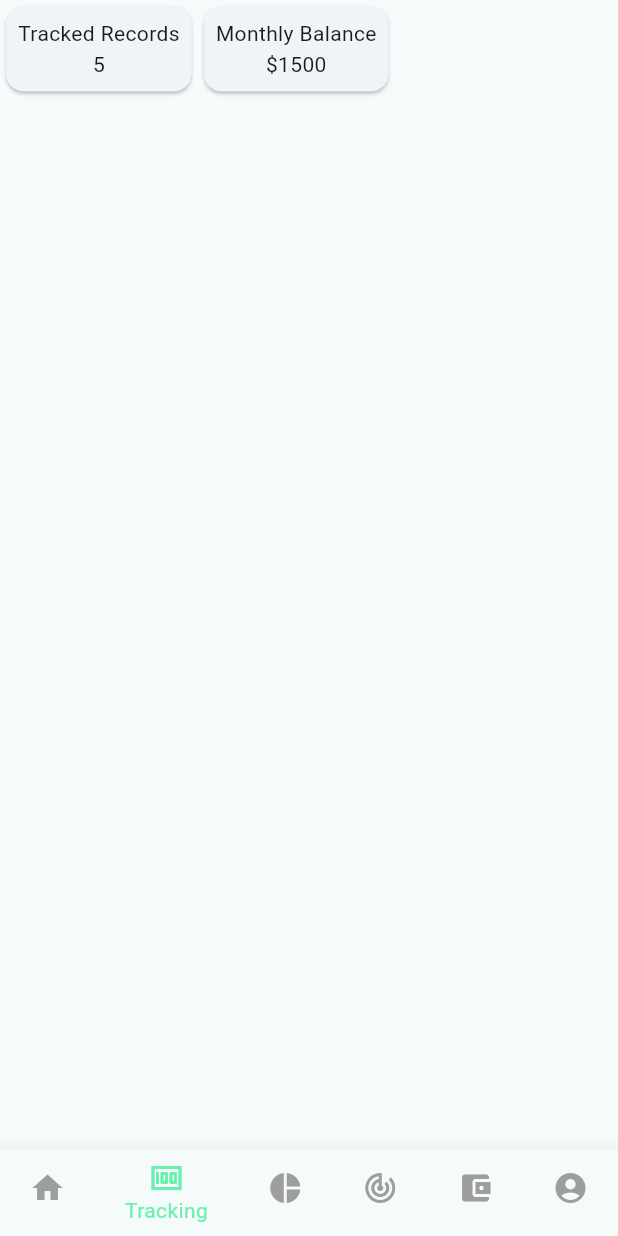
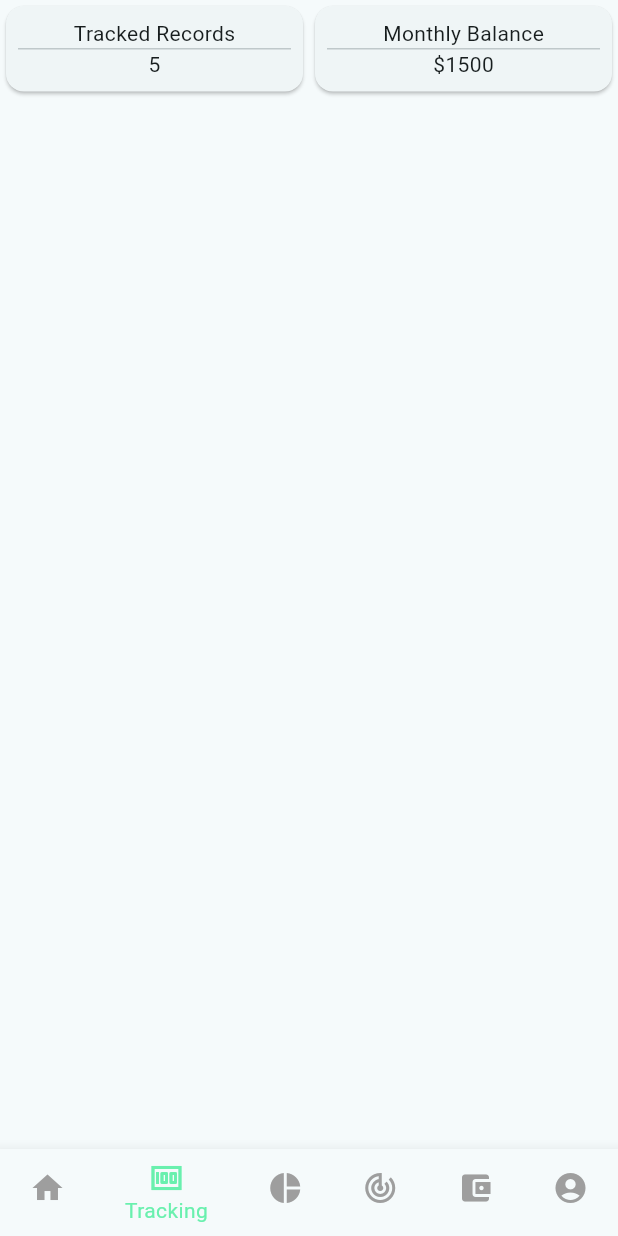
Before and after one commit to niklegault/ultimate_finance, a Flutter app: the screen it shows after launch, item 2 of the bottom bar chosen, on a phone screen of 412 x 824 dp. Run offline on Flutter 3.47's test engine with Material 3 defaults, Android fonts, the phone set to English and light mode, and no system bars.

Commit message:
Fixed space info boxes took up

```diff
--- a/lib/screens/tracking_screen.dart
+++ b/lib/screens/tracking_screen.dart
@@ -52,8 +52,15 @@ class _TrackingScreenState extends State<TrackingScreen> {
       children: [
         Row(
           children: [
-            InformationBox(label: "Tracked Records", content: "5"),
-            InformationBox(label: "Monthly Balance", content: "\$1500"),
+            Expanded(
+              child: InformationBox(label: "Tracked Records", content: "5"),
+            ),
+            Expanded(
+              child: InformationBox(
+                label: "Monthly Balance",
+                content: "\$1500",
+              ),
+            ),
           ],
         ),
       ],
```
